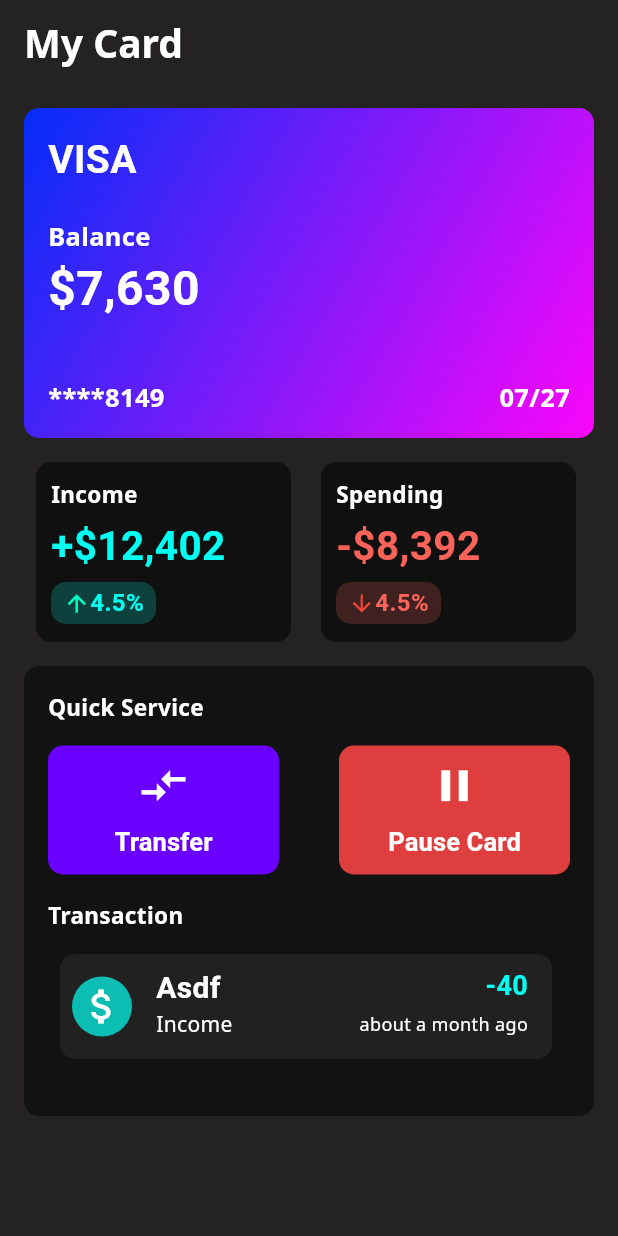
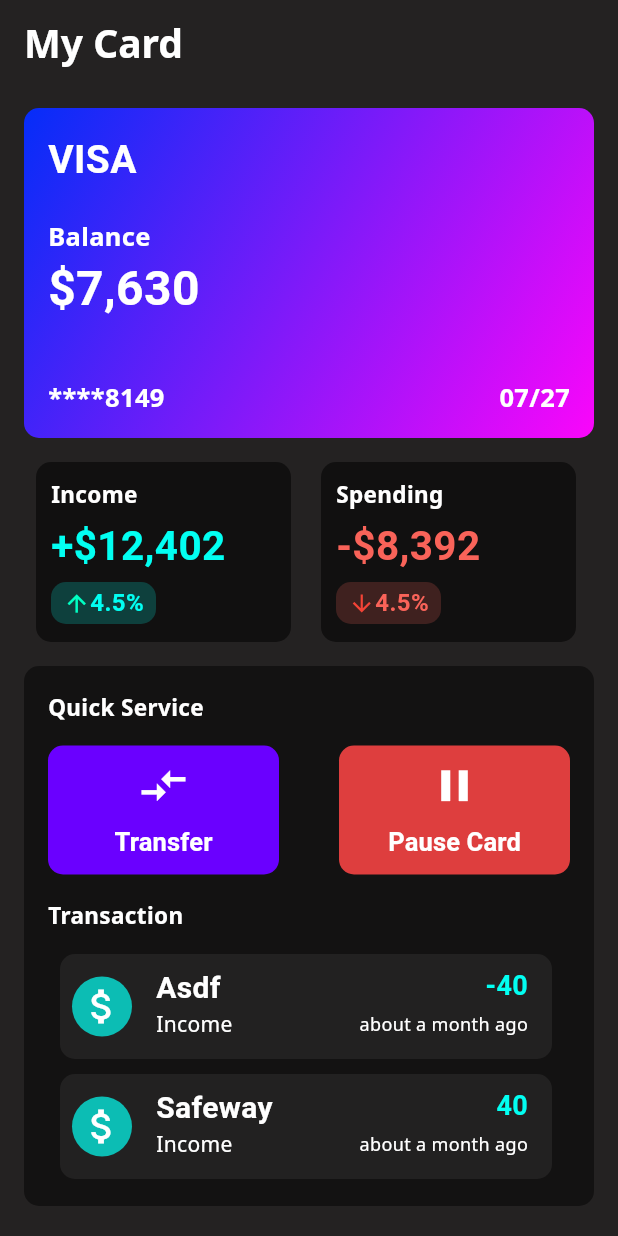
Before and after one commit to leonardovivo/bank-screen, a Flutter app: the screen it shows after launch, on a phone screen of 412 x 824 dp. Run offline on Flutter 3.47's test engine with Material 3 defaults, Android fonts, the phone set to English and light mode, and no system bars.

Commit message:
Ultimo Container do Transaction feito

```diff
--- a/lib/quick_and_transaction.dart
+++ b/lib/quick_and_transaction.dart
@@ -1,13 +1,13 @@
 import 'package:flutter/material.dart';
 
 class QuickAndTransaction extends StatelessWidget {
-  const QuickAndTransaction({Key? key});
+  const QuickAndTransaction({super.key, Key? Key});
 
   @override
   Widget build(BuildContext context) {
     return Container(
       width: double.infinity,
-      height: 300,
+      height: 360,
       decoration: BoxDecoration(
         borderRadius: BorderRadius.circular(10),
         color: const Color.fromARGB(255, 19, 18, 18),
@@ -33,16 +33,16 @@ class QuickAndTransaction extends StatelessWidget {
                 TextButton(
                   onPressed: () {},
                   style: ButtonStyle(
-                    backgroundColor: MaterialStateProperty.all<Color>(
+                    backgroundColor: WidgetStateProperty.all<Color>(
                       const Color.fromARGB(255, 106, 0, 255),
                     ),
-                    shape: MaterialStateProperty.all<OutlinedBorder>(
+                    shape: WidgetStateProperty.all<OutlinedBorder>(
                       RoundedRectangleBorder(
                         borderRadius: BorderRadius.circular(10),
                       ),
                     ),
                   ),
-                  child: SizedBox(
+                  child: const SizedBox(
                     height: 70,
                     width: 130,
                     child: Column(
@@ -70,16 +70,16 @@ class QuickAndTransaction extends StatelessWidget {
                 TextButton(
                   onPressed: () {},
                   style: ButtonStyle(
-                    backgroundColor: MaterialStateProperty.all<Color>(
+                    backgroundColor: WidgetStateProperty.all<Color>(
                       const Color.fromARGB(255, 222, 62, 62),
                     ),
-                    shape: MaterialStateProperty.all<OutlinedBorder>(
+                    shape: WidgetStateProperty.all<OutlinedBorder>(
                       RoundedRectangleBorder(
                         borderRadius: BorderRadius.circular(10),
                       ),
                     ),
                   ),
-                  child: SizedBox(
+                  child: const SizedBox(
                     height: 70,
                     width: 130,
                     child: Column(
@@ -178,9 +178,8 @@ class QuickAndTransaction extends StatelessWidget {
                           ),
                           const Spacer(),
                           const Padding(
-                            padding:
-                                const EdgeInsets.symmetric(horizontal: 16.0),
-                            child: const Align(
+                            padding: EdgeInsets.symmetric(horizontal: 16.0),
+                            child: Align(
                               alignment: Alignment.bottomLeft,
                               child: Column(
                                 crossAxisAlignment: CrossAxisAlignment.end,
@@ -188,6 +187,103 @@ class QuickAndTransaction extends StatelessWidget {
                                   SizedBox(height: 8.0),
                                   Text(
                                     '-40',
+                                    style: TextStyle(
+                                      color: Color.fromARGB(255, 2, 255, 242),
+                                      fontWeight: FontWeight.bold,
+                                      fontSize: 18,
+                                    ),
+                                  ),
+                                  SizedBox(height: 4.0),
+                                  Align(
+                                    alignment: Alignment.centerLeft,
+                                    child: Text(
+                                      'about a month ago',
+                                      style: TextStyle(
+                                        color: Colors.white,
+                                        fontFamily: "NotoSans",
+                                        fontWeight: FontWeight.normal,
+                                        fontSize: 12,
+                                      ),
+                                    ),
+                                  ),
+                                ],
+                              ),
+                            ),
+                          ),
+                        ],
+                      ),
+                    ),
+                  ),
+                ),
+                const SizedBox(height: 10.0),
+                Padding(
+                  padding: const EdgeInsets.only(left: 8.0),
+                  child: Container(
+                    width: 328,
+                    height: 70,
+                    decoration: BoxDecoration(
+                      borderRadius: BorderRadius.circular(10),
+                      color: const Color.fromARGB(255, 34, 33, 33),
+                    ),
+                    child: Center(
+                      child: Row(
+                        mainAxisAlignment: MainAxisAlignment.start,
+                        children: [
+                          Padding(
+                            padding: const EdgeInsets.all(8.0),
+                            child: Container(
+                              width: 40,
+                              height: 40,
+                              decoration: BoxDecoration(
+                                shape: BoxShape.circle,
+                                color: const Color.fromARGB(255, 2, 255, 242)
+                                    .withOpacity(0.7),
+                              ),
+                              child: const Icon(
+                                Icons.attach_money,
+                                color: Colors.white,
+                                size: 30,
+                              ),
+                            ),
+                          ),
+                          const SizedBox(width: 8.0),
+                          const Column(
+                            crossAxisAlignment: CrossAxisAlignment.start,
+                            children: [
+                              SizedBox(height: 8.0),
+                              Align(
+                                alignment: Alignment.centerLeft,
+                                child: Text(
+                                  'Safeway',
+                                  style: TextStyle(
+                                    color: Colors.white,
+                                    fontWeight: FontWeight.bold,
+                                    fontSize: 20,
+                                  ),
+                                ),
+                              ),
+                              Text(
+                                'Income',
+                                style: TextStyle(
+                                  color: Colors.white,
+                                  fontFamily: "NotoSans",
+                                  fontWeight: FontWeight.normal,
+                                  fontSize: 14,
+                                ),
+                              ),
+                            ],
+                          ),
+                          const Spacer(),
+                          const Padding(
+                            padding: EdgeInsets.symmetric(horizontal: 16.0),
+                            child: Align(
+                              alignment: Alignment.bottomLeft,
+                              child: Column(
+                                crossAxisAlignment: CrossAxisAlignment.end,
+                                children: [
+                                  SizedBox(height: 8.0),
+                                  Text(
+                                    '40',
                                     style: TextStyle(
                                       color: Color.fromARGB(255, 2, 255, 242),
                                       fontWeight: FontWeight.bold,
```
